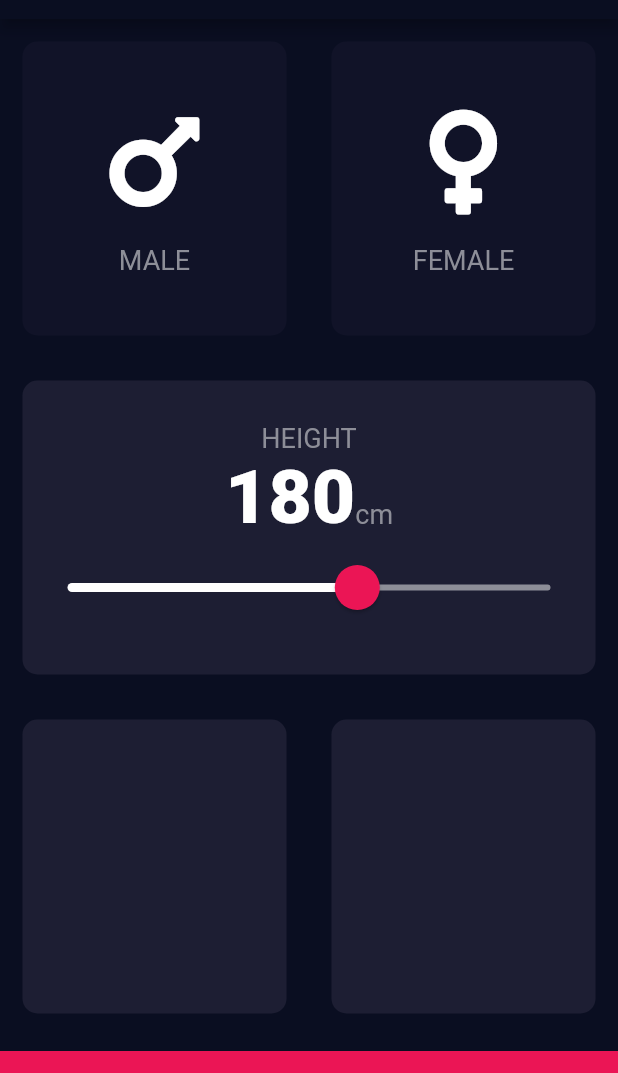
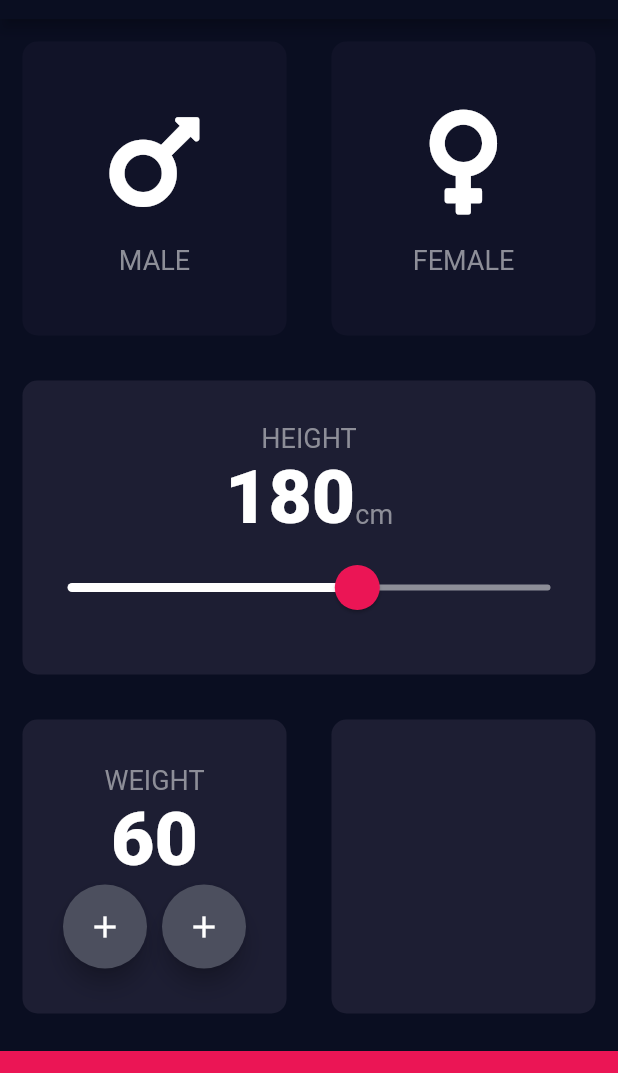
Before and after one commit to kuppylee/BMI-Calculator, a Flutter app: the screen it shows after launch, on a phone screen of 412 x 824 dp, the part 65-1138 px from its top. Run offline on Flutter 3.47's test engine with Material 2 defaults, Android fonts, the phone set to English and light mode, and no system bars; our stand-ins replace font_awesome_flutter; missing offline and left inert: dart:ffi.

```diff
--- a/bmi-calculator-flutter-master/lib/input_page.dart
+++ b/bmi-calculator-flutter-master/lib/input_page.dart
@@ -22,6 +22,7 @@ class _InputPageState extends State<InputPage> {
 
   Gender selectedGender;
   int height = 180;
+  int weight = 60;
 
   @override
   Widget build(BuildContext context) {
@@ -106,7 +107,37 @@ class _InputPageState extends State<InputPage> {
             child: Row(
             children: [
               Expanded(
-                child: ReusableCard(colour: kActiveCardColor,),
+                child: ReusableCard(colour: kActiveCardColor,
+                  cardChild: Column(
+                    mainAxisAlignment: MainAxisAlignment.center,
+                    children: [
+                      Text('WEIGHT',
+                        style: kLabelTextStyle,
+                      ),
+                      Text(weight.toString(),
+                        style: kNumberLabelTextStyle,
+                      ),
+                      Row(
+                        mainAxisAlignment: MainAxisAlignment.center,
+                        children: [
+                          FloatingActionButton(onPressed: (){},
+                            backgroundColor: Color(0xFF4C4F5E),
+                            child: Icon(Icons.add,
+                              color: Colors.white,
+                            ),
+                          ),
+                          SizedBox(width: 10.0,),
+                          FloatingActionButton(onPressed: (){},
+                            backgroundColor: Color(0xFF4C4F5E),
+                            child: Icon(Icons.add,
+                              color: Colors.white,
+                            ),
+                          ),
+                        ],
+                      ),
+                    ],
+                  ),
+                ),
               ),
               Expanded(
                 child: ReusableCard(colour: kActiveCardColor,),
@@ -125,3 +156,16 @@ class _InputPageState extends State<InputPage> {
     );
   }
 }
+
+class RoundIconButton extends StatelessWidget {
+
+  @override
+  Widget build(BuildContext context) {
+    return RawMaterialButton(
+      onPressed: (){},
+      shape: CircleBorder(),
+      fillColor: Color(0xFF4C4F5E),
+
+    );
+  }
+}
```
